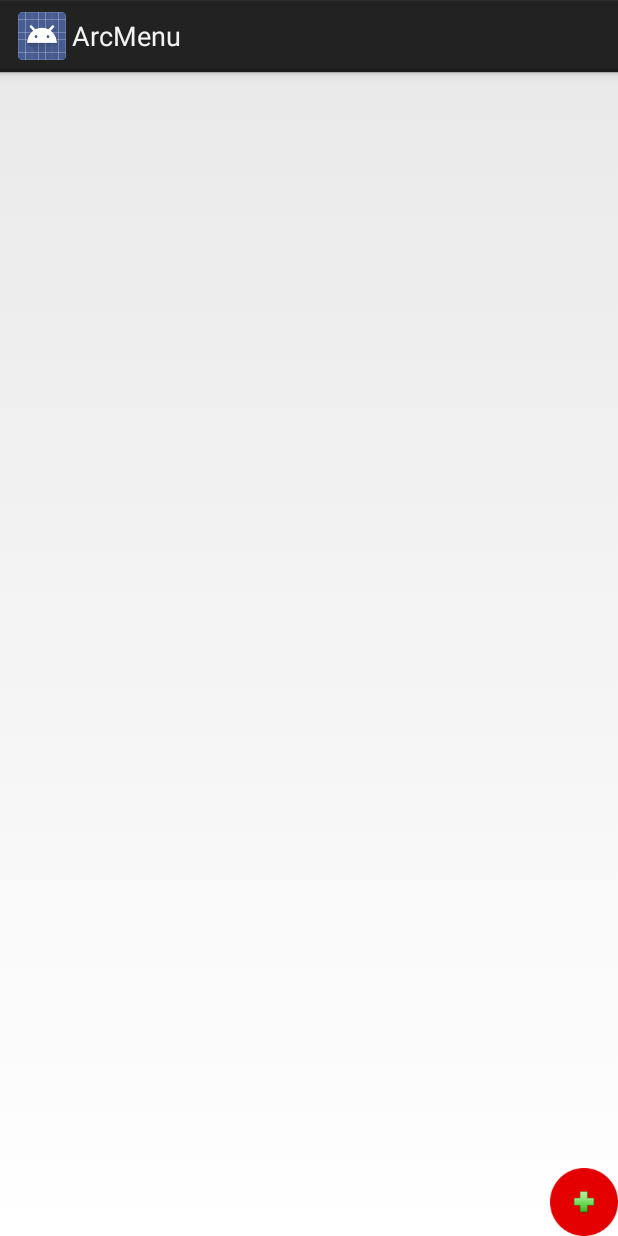
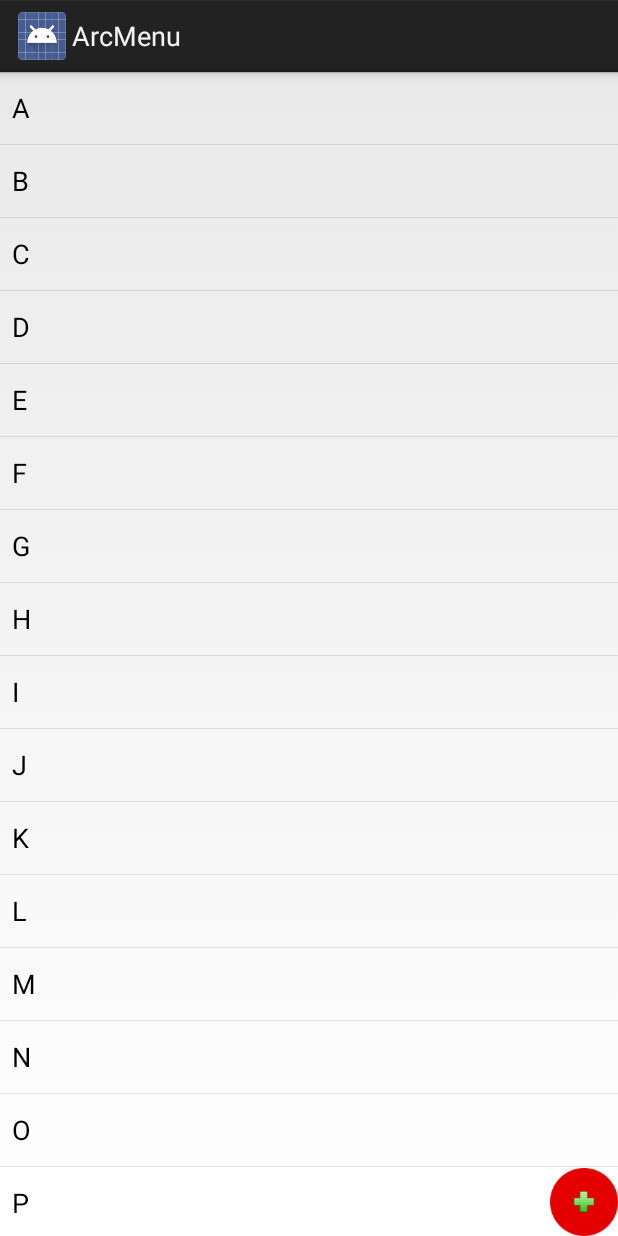
Before and after one commit to codekan/ArcMenu, an Android app: the screen it shows after launch (MainActivity), on a phone screen of 412 x 824 dp. Run offline under Robolectric (Android 15) with nearby library versions, the phone set to English and light mode, and no system bars.

Commit message:
ListView滚动时收回菜单

```diff
--- a/app/src/main/java/com/example/arcmenu/MainActivity.java
+++ b/app/src/main/java/com/example/arcmenu/MainActivity.java
@@ -2,12 +2,62 @@ package com.example.arcmenu;
 
 import android.app.Activity;
 import android.os.Bundle;
+import android.view.View;
+import android.widget.AbsListView;
+import android.widget.ArrayAdapter;
+import android.widget.ListView;
+
+import com.example.arcmenu.view.ArcMenu;
+
+import java.util.ArrayList;
+import java.util.List;
 
 public class MainActivity extends Activity {
+
+    private ListView mListView;
+    private ArcMenu mArcMenu;
+    private List<String> mDatas;
 
     @Override
     protected void onCreate(Bundle savedInstanceState) {
         super.onCreate(savedInstanceState);
         setContentView(R.layout.activity_main);
+
+        initData();
+        initView();
+
+        mListView.setAdapter(new ArrayAdapter<String>(this,
+                android.R.layout.simple_list_item_1, mDatas));
+
+        initEvent();
+    }
+
+    private void initEvent() {
+        mListView.setOnScrollListener(new AbsListView.OnScrollListener() {
+            @Override
+            public void onScrollStateChanged(AbsListView view, int scrollState) {
+
+            }
+
+            @Override
+            public void onScroll(AbsListView view, int firstVisibleItem, int visibleItemCount, int totalItemCount) {
+                if (mArcMenu.isOpen()) {
+                    mArcMenu.toggleMenu(600);
+                }
+            }
+        });
+    }
+
+    private void initData() {
+        mDatas = new ArrayList<>();
+
+        for (int i = 'A'; i < 'Z'; i++) {
+            mDatas.add((char) i + "");
+        }
+    }
+
+    private void initView() {
+        mListView = (ListView) findViewById(R.id.id_listview);
+        mArcMenu = (ArcMenu) findViewById(R.id.id_arcmenu);
     }
 }
--- a/app/src/main/java/com/example/arcmenu/view/ArcMenu.java
+++ b/app/src/main/java/com/example/arcmenu/view/ArcMenu.java
@@ -199,7 +199,7 @@ public class ArcMenu extends ViewGroup implements View.OnClickListener {
     /**
      * 切换菜单
      */
-    private void toggleMenu(int duration) {
+    public void toggleMenu(int duration) {
         // 为所有menuItem添加平移动画和旋转动画
         int count = getChildCount();
 
@@ -351,6 +351,10 @@ public class ArcMenu extends ViewGroup implements View.OnClickListener {
         mCurrentStatus = (mCurrentStatus == Status.CLOSE ? Status.OPEN : Status.CLOSE);
     }
 
+    public boolean isOpen(){
+        return mCurrentStatus == Status.OPEN;
+    }
+
     private void rotateCButton(View v, float start, float end, int duration) {
         RotateAnimation animation = new RotateAnimation(start, end,
                 Animation.RELATIVE_TO_SELF, 0.5f, Animation.RELATIVE_TO_SELF, 0.5f);
--- a/app/src/main/res/layout/activity_main.xml
+++ b/app/src/main/res/layout/activity_main.xml
@@ -7,7 +7,15 @@
     android:layout_height="match_parent"
     tools:context="com.example.arcmenu.MainActivity">
 
+    <ListView
+        android:id="@+id/id_listview"
+        android:layout_width="match_parent"
+        android:layout_height="match_parent">
+
+    </ListView>
+
     <com.example.arcmenu.view.ArcMenu
+        android:id="@+id/id_arcmenu"
         android:layout_width="match_parent"
         android:layout_height="match_parent"
         app:position="right_bottom"
```
